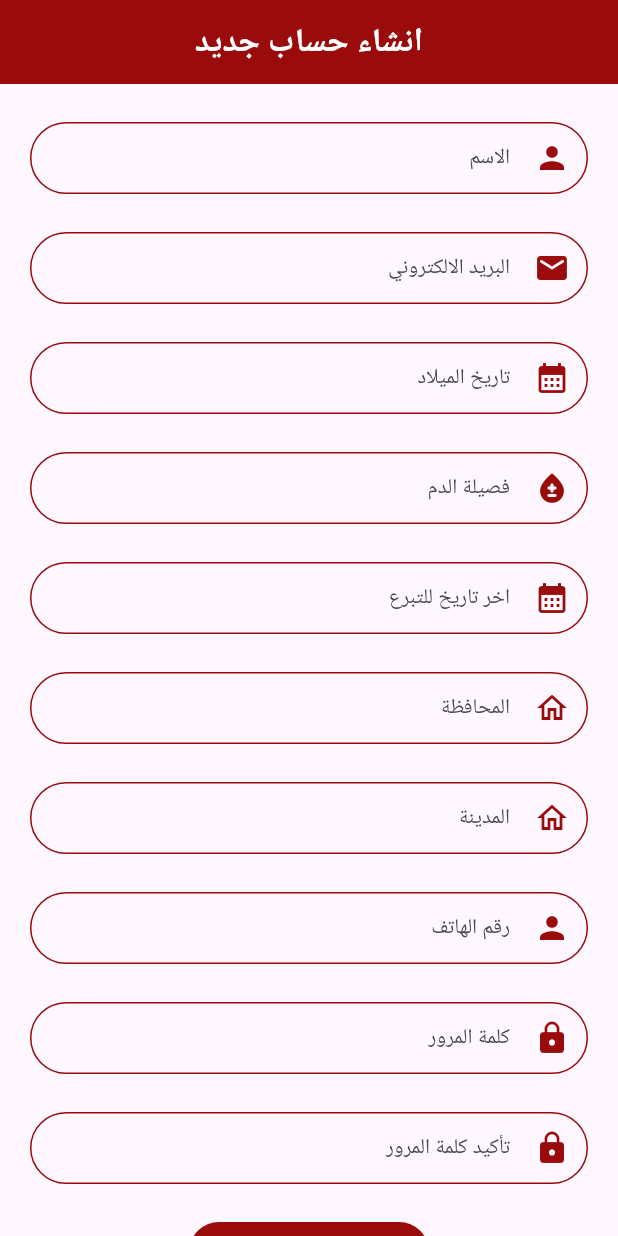
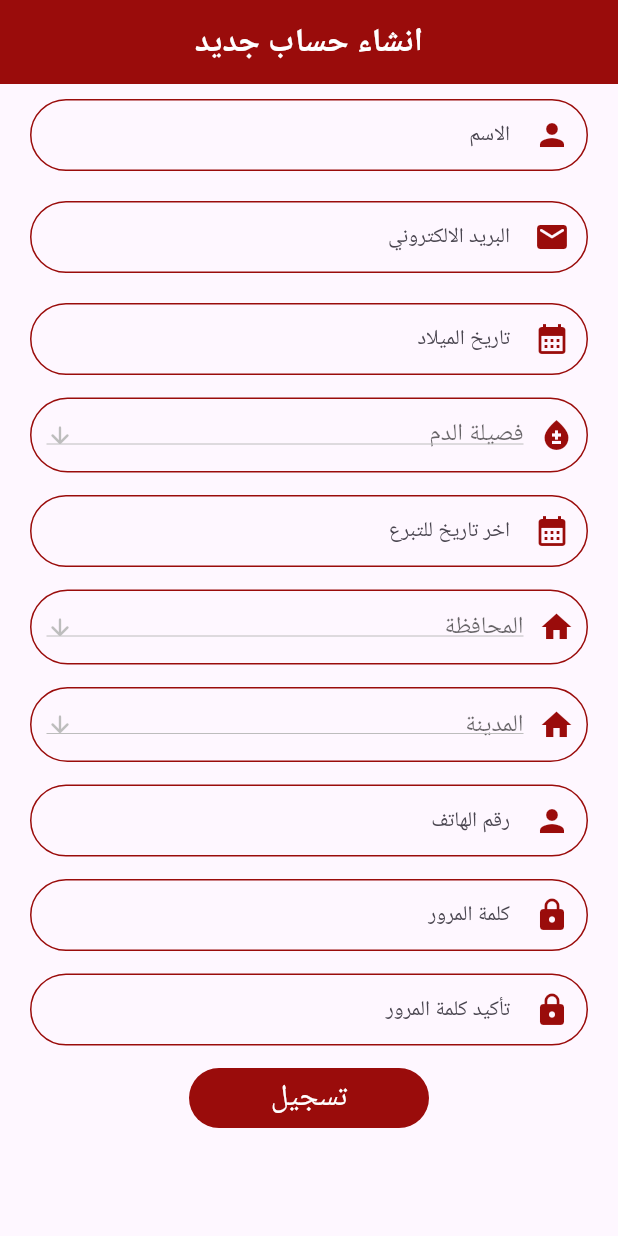
Before and after one commit to osamamorizk/blood-donation, a Flutter app: the RegisterView screen opened by its route, on a phone screen of 412 x 824 dp. Run offline on Flutter 3.47's test engine with Material 3 defaults, Android fonts, the phone set to English and light mode, and no system bars; our stand-ins replace go_router, shared_preferences, smooth_page_indicator; accounts and stored records are empty.

Commit message:
refactor register ui

```diff
--- a/lib/core/widgets/custom_text_filed.dart
+++ b/lib/core/widgets/custom_text_filed.dart
@@ -22,7 +22,7 @@ class CustomTextFormField extends StatelessWidget {
         },
         keyboardType: keyboardType,
         decoration: InputDecoration(
-            contentPadding: const EdgeInsets.all(6),
+            contentPadding: const EdgeInsets.all(4),
             hintStyle: const TextStyle(fontSize: 14),
             prefixIconColor: kPrimaryColor,
             prefixIcon: prefixIcon,
--- a/lib/feature/onboarding/presentation/views/onboarding.dart
+++ b/lib/feature/onboarding/presentation/views/onboarding.dart
@@ -2,7 +2,6 @@ import 'package:blood_donation/consts.dart';
 import 'package:blood_donation/core/helpers/cashe_helper.dart';
 import 'package:blood_donation/core/router/routes.dart';
 import 'package:blood_donation/core/theaming/text_styles.dart';
-import 'package:blood_donation/feature/login/presentation/views/login_view.dart';
 import 'package:blood_donation/feature/onboarding/presentation/views/widgets/custom_action_button.dart';
 import 'package:blood_donation/feature/onboarding/presentation/views/widgets/custom_indicator.dart';
 import 'package:blood_donation/feature/onboarding/presentation/views/widgets/onboarding_item.dart';
--- a/lib/feature/onboarding/presentation/views/widgets/custom_action_button.dart
+++ b/lib/feature/onboarding/presentation/views/widgets/custom_action_button.dart
@@ -1,7 +1,5 @@
 import 'package:blood_donation/core/helpers/cashe_helper.dart';
-import 'package:blood_donation/core/router/app_router.dart';
 import 'package:blood_donation/core/router/routes.dart';
-import 'package:blood_donation/feature/login/presentation/views/login_view.dart';
 import 'package:flutter/material.dart';
 import 'package:go_router/go_router.dart';
 
--- /dev/null
+++ b/lib/feature/register/presentation/views/widgets/blood_info.dart
@@ -0,0 +1,26 @@
+import 'package:blood_donation/core/widgets/custom_text_filed.dart';
+import 'package:blood_donation/feature/register/presentation/views/widgets/choose_widget.dart';
+import 'package:flutter/material.dart';
+
+class BloodInfo extends StatelessWidget {
+  const BloodInfo({
+    super.key,
+  });
+
+  @override
+  Widget build(BuildContext context) {
+    return const Column(
+      children: [
+        ChooseWidget(
+            hintText: 'فصيلة الدم', icon: Icons.bloodtype, chooseType: []),
+        SizedBox(
+          height: 15,
+        ),
+        CustomTextFormField(
+          hintText: 'اخر تاريخ للتبرع',
+          prefixIcon: Icon(Icons.calendar_month_sharp),
+        ),
+      ],
+    );
+  }
+}
--- /dev/null
+++ b/lib/feature/register/presentation/views/widgets/choose_widget.dart
@@ -0,0 +1,81 @@
+import 'package:blood_donation/consts.dart';
+import 'package:blood_donation/core/theaming/text_styles.dart';
+import 'package:flutter/material.dart';
+
+class ChooseWidget extends StatefulWidget {
+  const ChooseWidget({
+    super.key,
+    required this.chooseType,
+    this.icon,
+    required this.hintText,
+  });
+  final List<String> chooseType;
+
+  final IconData? icon;
+  final String hintText;
+
+  @override
+  State<ChooseWidget> createState() => _ChooseWidgetState();
+}
+
+class _ChooseWidgetState extends State<ChooseWidget> {
+  String? selectedLocation;
+  @override
+  Widget build(BuildContext context) {
+    return Container(
+      decoration: BoxDecoration(
+        borderRadius: BorderRadius.circular(32),
+        border: Border.all(color: kPrimaryColor),
+      ),
+      height: 50,
+      width: MediaQuery.of(context).size.width,
+      child: Row(
+        children: [
+          Padding(
+            padding: EdgeInsets.only(right: 8),
+            child: Icon(
+              widget.icon,
+              color: kPrimaryColor,
+            ),
+          ),
+          Expanded(
+            child: DropdownButton(
+              hint: Text(
+                widget.hintText,
+                style: const TextStyle(
+                  fontSize: 16,
+                ),
+              ),
+              padding: EdgeInsets.all(10),
+              iconSize: 18,
+              borderRadius: BorderRadius.circular(32),
+              isExpanded: true,
+              alignment: AlignmentDirectional.centerStart,
+              menuWidth: 150,
+              icon: const Icon(Icons.arrow_downward_rounded),
+              value: selectedLocation,
+              onChanged: (newValue) {
+                setState(() {
+                  selectedLocation = newValue!;
+                });
+              },
+              items: widget.chooseType.map((location) {
+                return DropdownMenuItem(
+                  value: location,
+                  child: Text(
+                    location,
+                    style: TextStyles.textStyle16.copyWith(
+                      color: Colors.black,
+                      fontWeight: FontWeight.normal,
+                      fontSize: 14,
+                    ),
+                  ),
+                );
+              }).toList(),
+            ),
+          ),
+        ],
+      ),
+    );
+  }
+}
--- /dev/null
+++ b/lib/feature/register/presentation/views/widgets/home_info.dart
@@ -0,0 +1,21 @@
+import 'package:blood_donation/feature/register/presentation/views/widgets/choose_widget.dart';
+import 'package:flutter/material.dart';
+
+class HomeInfo extends StatelessWidget {
+  const HomeInfo({
+    super.key,
+  });
+
+  @override
+  Widget build(BuildContext context) {
+    return const Column(
+      children: [
+        ChooseWidget(hintText: 'المحافظة', icon: Icons.home, chooseType: []),
+        SizedBox(
+          height: 15,
+        ),
+        ChooseWidget(hintText: 'المدينة', icon: Icons.home, chooseType: []),
+      ],
+    );
+  }
+}
--- a/lib/feature/register/presentation/views/widgets/register_view_body.dart
+++ b/lib/feature/register/presentation/views/widgets/register_view_body.dart
@@ -1,82 +1,47 @@
 import 'package:blood_donation/core/widgets/custom_button.dart';
-import 'package:blood_donation/core/widgets/custom_text_filed.dart';
+import 'package:blood_donation/feature/register/presentation/views/widgets/blood_info.dart';
+import 'package:blood_donation/feature/register/presentation/views/widgets/home_info.dart';
+import 'package:blood_donation/feature/register/presentation/views/widgets/security_info.dart';
+import 'package:blood_donation/feature/register/presentation/views/widgets/user_basic_info.dart';
 import 'package:flutter/material.dart';
 
-class RegisterViewBody extends StatelessWidget {
+class RegisterViewBody extends StatefulWidget {
   const RegisterViewBody({super.key});
 
   @override
+  State<RegisterViewBody> createState() => _RegisterViewBodyState();
+}
+
+class _RegisterViewBodyState extends State<RegisterViewBody> {
+  @override
   Widget build(BuildContext context) {
-    return SingleChildScrollView(
-      child: ConstrainedBox(
-        constraints: BoxConstraints(
-          minHeight: MediaQuery.of(context).size.height,
-          minWidth: MediaQuery.of(context).size.width,
-        ),
-        child: const IntrinsicHeight(
+    return const SingleChildScrollView(
       child: Padding(
           padding: EdgeInsets.symmetric(horizontal: 20),
           child: Column(
-              mainAxisSize: MainAxisSize.min,
-              mainAxisAlignment: MainAxisAlignment.spaceEvenly,
             children: [
-                CustomTextFormField(
-                  hintText: 'الاسم',
-                  prefixIcon: Icon(Icons.person),
+              SizedBox(
+                height: 10,
               ),
-                CustomTextFormField(
-                  hintText: 'البريد الالكتروني',
-                  prefixIcon: Icon(Icons.email_rounded),
+              UserBasicInfo(),
+              SizedBox(
+                height: 15,
               ),
-                CustomTextFormField(
-                  hintText: 'تاريخ الميلاد',
-                  prefixIcon: Icon(Icons.calendar_month_sharp),
+              BloodInfo(),
+              SizedBox(
+                height: 15,
               ),
-                CustomTextFormField(
-                  hintText: 'فصيلة الدم',
-                  prefixIcon: Icon(Icons.bloodtype_rounded),
+              HomeInfo(),
+              SizedBox(
+                height: 15,
               ),
-                CustomTextFormField(
-                  hintText: 'اخر تاريخ للتبرع',
-                  prefixIcon: Icon(Icons.calendar_month_sharp),
+              SecurityInfo(),
+              SizedBox(
+                height: 15,
               ),
-                //
-                CustomTextFormField(
-                  hintText: 'المحافظة',
-                  prefixIcon: Icon(Icons.home_outlined),
-                ),
-                CustomTextFormField(
-                  hintText: 'المدينة',
-                  prefixIcon: Icon(Icons.home_outlined),
-                ),
-                CustomTextFormField(
-                  hintText: 'رقم الهاتف',
-                  prefixIcon: Icon(Icons.person),
-                ),
-                CustomTextFormField(
-                  hintText: 'كلمة المرور',
-                  prefixIcon: Icon(Icons.lock),
-                ),
-                CustomTextFormField(
-                  hintText: 'تأكيد كلمة المرور',
-                  prefixIcon: Icon(Icons.lock),
-                ),
-
               CustomButton(text: 'تسجيل')
             ],
-            ),
-          ),
-        ),
-      ),
+          )),
     );
   }
 }
-//      DropdownButton<String>(
-//   items: <String>['A', 'B', 'C', 'D'].map((String value) {
-//     return DropdownMenuItem<String>(
-//       value: value,
-//       child: Text(value),
-//     );
-//   }).toList(),
-//   onChanged: (_) {},
-// )
--- /dev/null
+++ b/lib/feature/register/presentation/views/widgets/security_info.dart
@@ -0,0 +1,34 @@
+import 'package:blood_donation/core/widgets/custom_text_filed.dart';
+import 'package:flutter/material.dart';
+
+class SecurityInfo extends StatelessWidget {
+  const SecurityInfo({
+    super.key,
+  });
+
+  @override
+  Widget build(BuildContext context) {
+    return const Column(
+      children: [
+        CustomTextFormField(
+          hintText: 'رقم الهاتف',
+          prefixIcon: Icon(Icons.person),
+        ),
+        SizedBox(
+          height: 15,
+        ),
+        CustomTextFormField(
+          hintText: 'كلمة المرور',
+          prefixIcon: Icon(Icons.lock),
+        ),
+        SizedBox(
+          height: 15,
+        ),
+        CustomTextFormField(
+          hintText: 'تأكيد كلمة المرور',
+          prefixIcon: Icon(Icons.lock),
+        ),
+      ],
+    );
+  }
+}
--- /dev/null
+++ b/lib/feature/register/presentation/views/widgets/user_basic_info.dart
@@ -0,0 +1,34 @@
+import 'package:blood_donation/core/widgets/custom_text_filed.dart';
+import 'package:flutter/material.dart';
+
+class UserBasicInfo extends StatelessWidget {
+  const UserBasicInfo({
+    super.key,
+  });
+
+  @override
+  Widget build(BuildContext context) {
+    return const Column(
+      children: [
+        CustomTextFormField(
+          hintText: 'الاسم',
+          prefixIcon: Icon(Icons.person),
+        ),
+        SizedBox(
+          height: 20,
+        ),
+        CustomTextFormField(
+          hintText: 'البريد الالكتروني',
+          prefixIcon: Icon(Icons.email_rounded),
+        ),
+        SizedBox(
+          height: 20,
+        ),
+        CustomTextFormField(
+          hintText: 'تاريخ الميلاد',
+          prefixIcon: Icon(Icons.calendar_month_sharp),
+        ),
+      ],
+    );
+  }
+}
```
Lines whose indentation alone changed are shown as unchanged.
